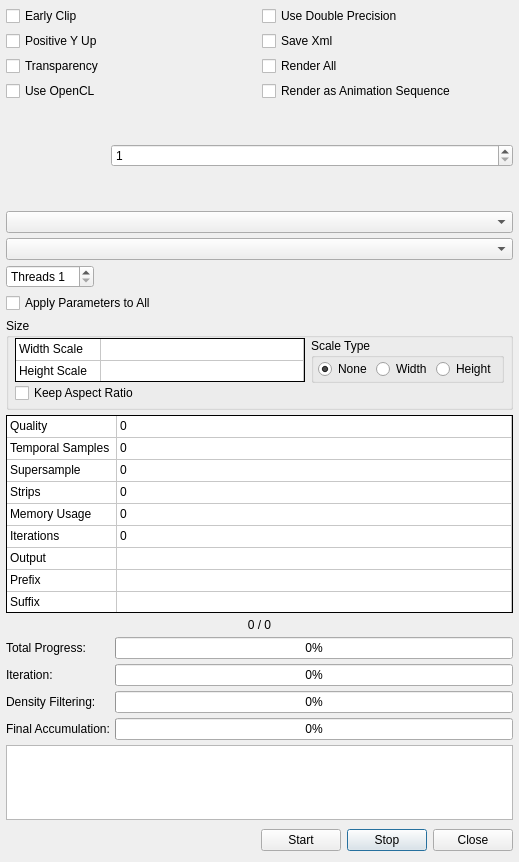
zblack/fractorium, file Source/Fractorium/FinalRenderDialog.ui: the form before one commit.
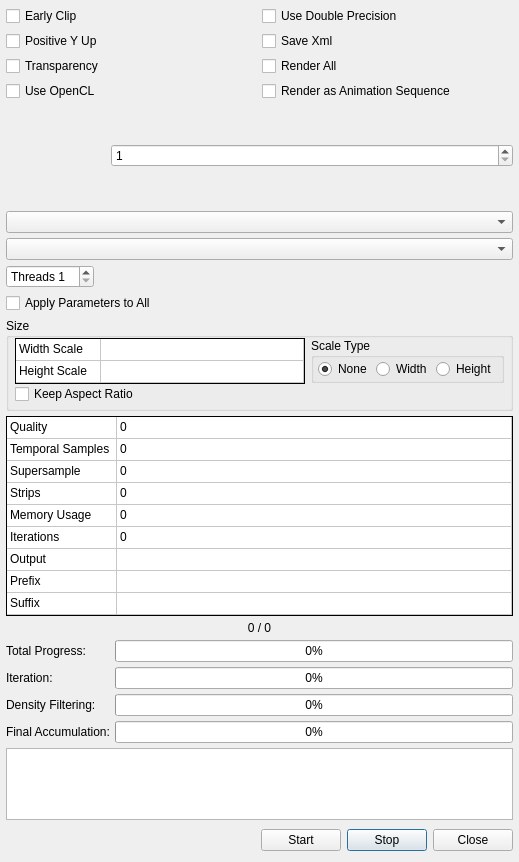
The form after the commit. Custom widgets are drawn as their Qt base class.

```diff
--- a/Source/Fractorium/FinalRenderDialog.ui
+++ b/Source/Fractorium/FinalRenderDialog.ui
@@ -356,13 +356,13 @@
             <property name="minimumSize">
              <size>
               <width>0</width>
-              <height>44</height>
+              <height>46</height>
              </size>
             </property>
             <property name="maximumSize">
              <size>
               <width>16777215</width>
-              <height>44</height>
+              <height>46</height>
              </size>
             </property>
             <property name="focusPolicy">
@@ -565,13 +565,13 @@
          <property name="minimumSize">
           <size>
            <width>0</width>
-           <height>198</height>
+           <height>200</height>
           </size>
          </property>
          <property name="maximumSize">
           <size>
            <width>16777215</width>
-           <height>198</height>
+           <height>200</height>
           </size>
          </property>
          <property name="focusPolicy">
```
